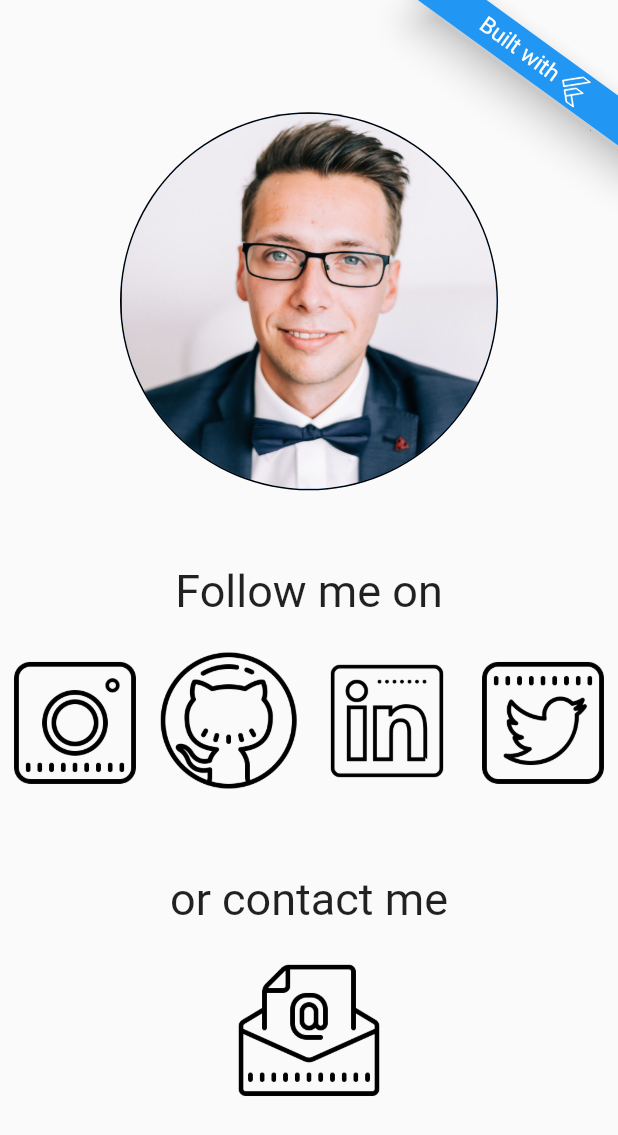
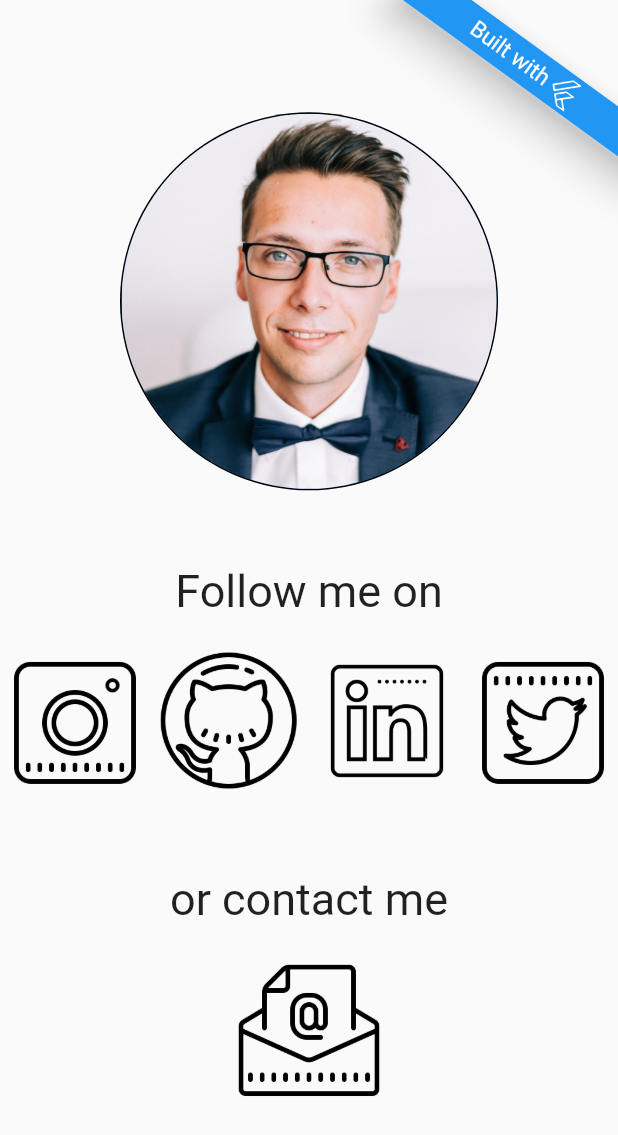
Before and after one commit to NiklasLehnfeld/lehnfeld.net-flutter, a Flutter app: the screen it shows after launch, on a phone screen of 412 x 824 dp. Shown: the top 1135 px of the screen. Run offline on Flutter 3.47's test engine with Material 2 defaults, Android fonts, the phone set to English and light mode, and no system bars; missing offline and left inert: dart:js, flutter_email_sender.

Commit message:
fixed banner width

```diff
--- a/lib/widgets/BuiltWithFlutterBanner.dart
+++ b/lib/widgets/BuiltWithFlutterBanner.dart
@@ -16,14 +16,15 @@ class BuiltWithFlutterBanner extends StatelessWidget {
               child: Card(
                 elevation: 10,
                 child: Container(
-                    width: 180,
+                    width: 200,
                     color: Colors.blue,
                     child: Row(
                       crossAxisAlignment: CrossAxisAlignment.center,
                       mainAxisAlignment: MainAxisAlignment.center,
                       children: [
+                        SizedBox(width: 20,),
                         Text(
-                          "   Built with",
+                          "Built with",
                           style: TextStyle(fontSize: 15, color: Colors.white),
                         ),
                         Padding(
```
